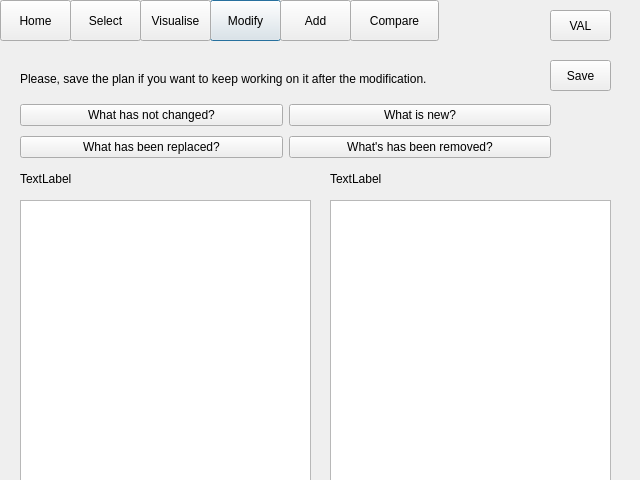
ariannabettin/FYPArianna, file comparison.ui: the form before one commit.
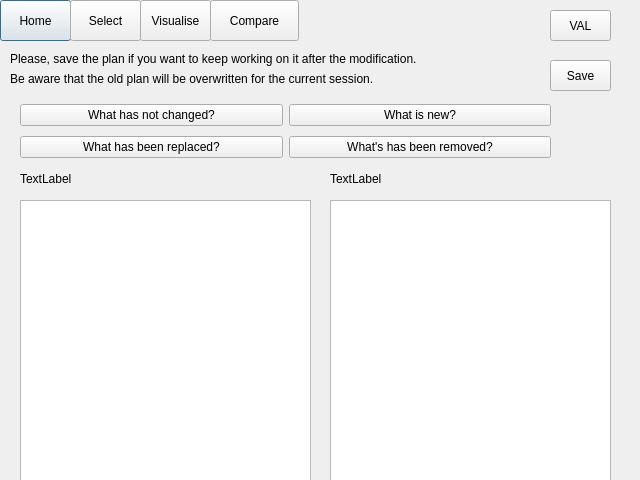
The form after the commit.

Patch:
```diff
--- a/comparison.ui
+++ b/comparison.ui
@@ -13,19 +13,6 @@
   <property name="windowTitle">
    <string>Dialog</string>
   </property>
-  <widget class="QPushButton" name="modifyButton">
-   <property name="geometry">
-    <rect>
-     <x>210</x>
-     <y>0</y>
-     <width>71</width>
-     <height>41</height>
-    </rect>
-   </property>
-   <property name="text">
-    <string>Modify</string>
-   </property>
-  </widget>
   <widget class="QPushButton" name="homeButton">
    <property name="geometry">
     <rect>
@@ -65,23 +52,10 @@
     <string>Visualise</string>
    </property>
   </widget>
-  <widget class="QPushButton" name="Button">
-   <property name="geometry">
-    <rect>
-     <x>280</x>
-     <y>0</y>
-     <width>71</width>
-     <height>41</height>
-    </rect>
-   </property>
-   <property name="text">
-    <string>Add</string>
-   </property>
-  </widget>
   <widget class="QPushButton" name="compareButton">
    <property name="geometry">
     <rect>
-     <x>350</x>
+     <x>210</x>
      <y>0</y>
      <width>89</width>
      <height>41</height>
@@ -166,8 +140,8 @@
   <widget class="QLabel" name="instruction">
    <property name="geometry">
     <rect>
-     <x>20</x>
-     <y>70</y>
+     <x>10</x>
+     <y>50</y>
      <width>531</width>
      <height>17</height>
     </rect>
@@ -224,6 +198,19 @@
     </item>
    </layout>
   </widget>
+  <widget class="QLabel" name="label">
+   <property name="geometry">
+    <rect>
+     <x>10</x>
+     <y>70</y>
+     <width>521</width>
+     <height>17</height>
+    </rect>
+   </property>
+   <property name="text">
+    <string>Be aware that the old plan will be overwritten for the current session.</string>
+   </property>
+  </widget>
  </widget>
  <resources/>
  <connections>
```
Left out of the diff: 32 changed lines with no effect on the pictures.
